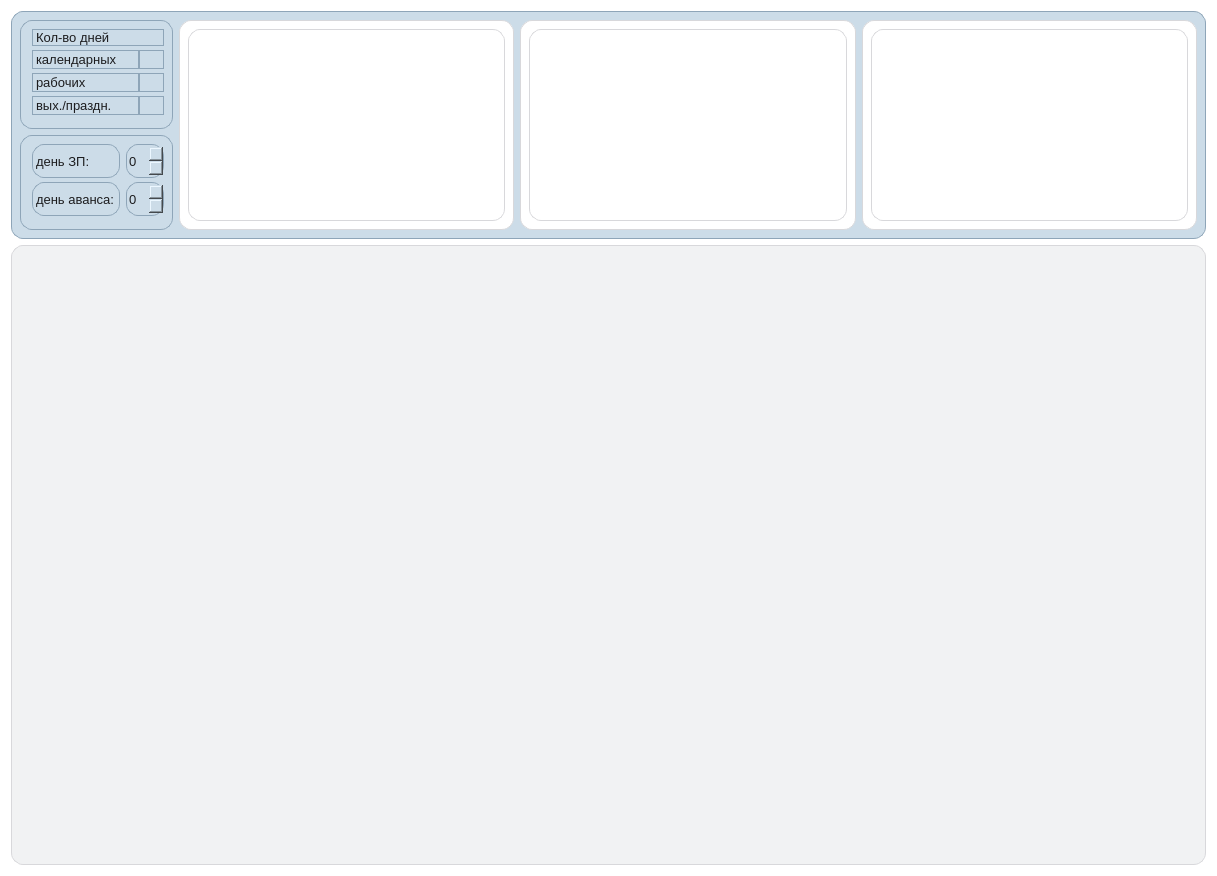
Above: ui/cash.ui from CatMolnia/CASH before the change. Below: the same form after it.
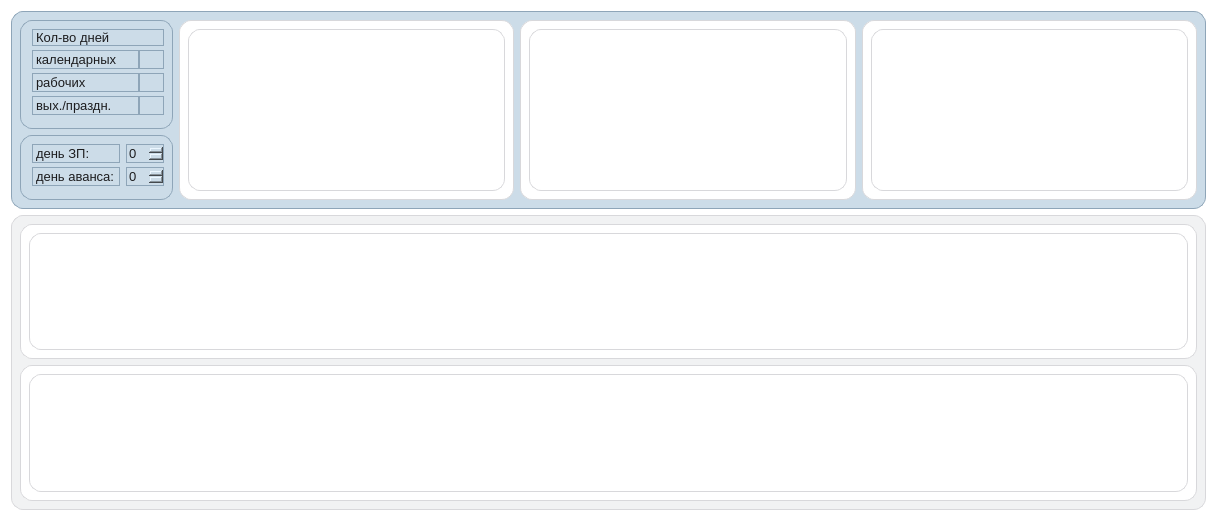
That is the form after the change.

Patch:
```diff
--- a/ui/cash.ui
+++ b/ui/cash.ui
@@ -7,9 +7,15 @@
     <x>0</x>
     <y>0</y>
     <width>1217</width>
-    <height>876</height>
+    <height>521</height>
    </rect>
   </property>
+  <property name="sizePolicy">
+   <sizepolicy hsizetype="Preferred" vsizetype="Maximum">
+    <horstretch>0</horstretch>
+    <verstretch>0</verstretch>
+   </sizepolicy>
+  </property>
   <property name="windowTitle">
    <string>CASH</string>
   </property>
@@ -243,7 +249,7 @@
           <item>
            <widget class="QWidget" name="secondary_information" native="true">
             <property name="sizePolicy">
-             <sizepolicy hsizetype="Maximum" vsizetype="Preferred">
+             <sizepolicy hsizetype="Preferred" vsizetype="Preferred">
               <horstretch>0</horstretch>
               <verstretch>0</verstretch>
              </sizepolicy>
@@ -439,7 +445,7 @@
    <item row="2" column="0">
     <widget class="QWidget" name="widget_calculations" native="true">
      <property name="sizePolicy">
-      <sizepolicy hsizetype="Expanding" vsizetype="Expanding">
+      <sizepolicy hsizetype="Expanding" vsizetype="Maximum">
        <horstretch>0</horstretch>
        <verstretch>0</verstretch>
       </sizepolicy>
@@ -457,6 +463,68 @@
     border-radius: 12px;
 }</string>
      </property>
+     <layout class="QGridLayout" name="gridLayout_6">
+      <item row="0" column="0">
+       <layout class="QVBoxLayout" name="verticalLayout_7">
+        <item>
+         <widget class="QWidget" name="widget_days_zp" native="true">
+          <property name="sizePolicy">
+           <sizepolicy hsizetype="Preferred" vsizetype="Maximum">
+            <horstretch>0</horstretch>
+            <verstretch>0</verstretch>
+           </sizepolicy>
+          </property>
+          <property name="styleSheet">
+           <string notr="true">QWidget {
+    background: #FFFFFF;
+
+    color: #1C1C1E;
+
+    font-family: &quot;SF Pro Text&quot;, &quot;Helvetica Neue&quot;, &quot;Helvetica&quot;, &quot;Arial&quot;;
+    font-size: 13px;
+
+    border: 1px solid #D8D8DB;
+    border-radius: 12px;
+}</string>
+          </property>
+          <layout class="QGridLayout" name="gridLayout_9">
+           <item row="0" column="0">
+            <widget class="QTableWidget" name="tableWidget_zp"/>
+           </item>
+          </layout>
+         </widget>
+        </item>
+        <item>
+         <widget class="QWidget" name="widget_days_avans" native="true">
+          <property name="sizePolicy">
+           <sizepolicy hsizetype="Preferred" vsizetype="Maximum">
+            <horstretch>0</horstretch>
+            <verstretch>0</verstretch>
+           </sizepolicy>
+          </property>
+          <property name="styleSheet">
+           <string notr="true">QWidget {
+    background: #FFFFFF;
+
+    color: #1C1C1E;
+
+    font-family: &quot;SF Pro Text&quot;, &quot;Helvetica Neue&quot;, &quot;Helvetica&quot;, &quot;Arial&quot;;
+    font-size: 13px;
+
+    border: 1px solid #D8D8DB;
+    border-radius: 12px;
+}</string>
+          </property>
+          <layout class="QGridLayout" name="gridLayout_11">
+           <item row="0" column="0">
+            <widget class="QTableWidget" name="tableWidget_avans"/>
+           </item>
+          </layout>
+         </widget>
+        </item>
+       </layout>
+      </item>
+     </layout>
     </widget>
    </item>
   </layout>
```
Left out of the diff: 2 changed lines with no effect on the pictures.
